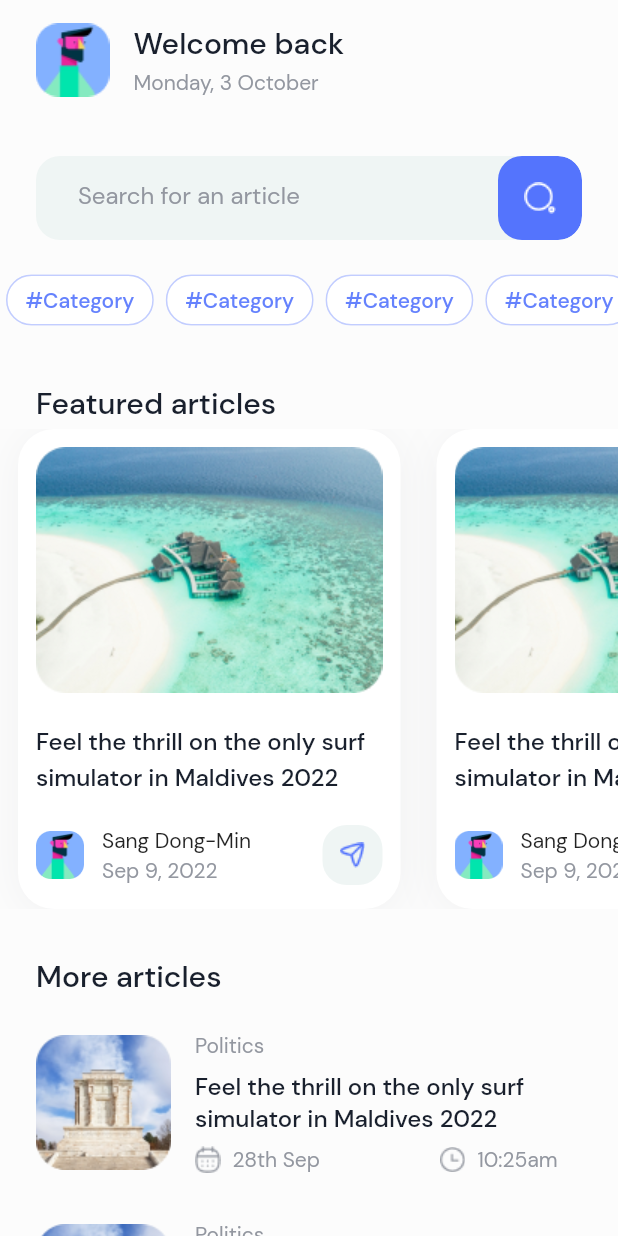
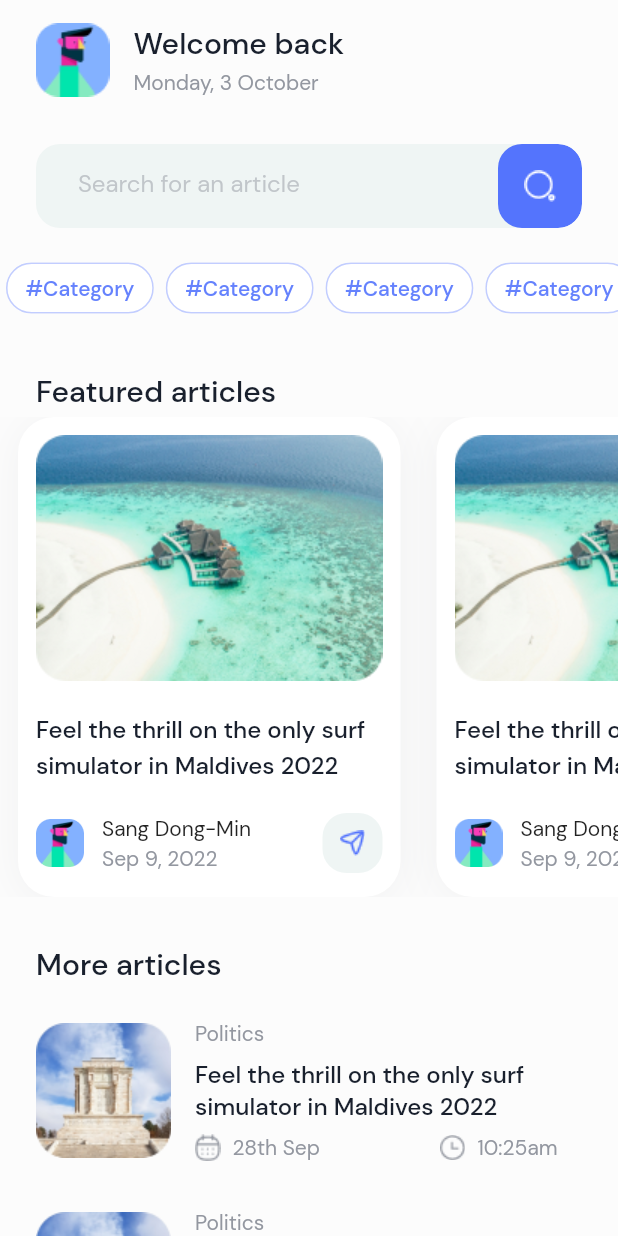
Before and after one commit to uxderrick/news-app, a Flutter app: the screen it shows after launch, on a phone screen of 412 x 824 dp. Run offline on Flutter 3.47's test engine with Material 2 defaults, Android fonts, the phone set to English and light mode, and no system bars.

Commit message:
idk what changed

```diff
--- a/lib/screens/home.dart
+++ b/lib/screens/home.dart
@@ -65,7 +65,7 @@ class _HomeState extends State<Home> {
               ),
               child: Column(
                 children: [
-                  const SizedBox(height: 24),
+                  const SizedBox(height: 16),
                   ClipRRect(
                     borderRadius: BorderRadius.circular(16),
                     child: Container(
@@ -76,8 +76,8 @@ class _HomeState extends State<Home> {
                       child: TextField(
                         decoration: InputDecoration(
                             hintText: 'Search for an article',
-                            hintStyle:
-                                const TextStyle(color: MyColors.primaryGrey),
+                            hintStyle: TextStyle(
+                                color: MyColors.primaryGrey.withOpacity(0.5)),
                             border: const OutlineInputBorder(
                               borderSide: BorderSide.none,
                             ),
```
